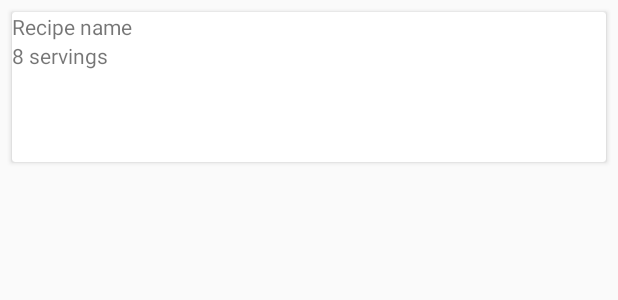
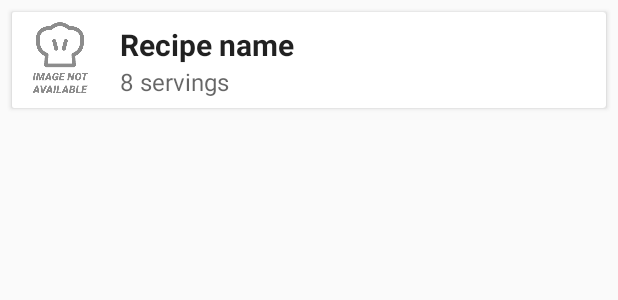
Before and after one commit to sbaltazar/pemu-cooking, an Android app: the layout item_recipe.xml on its own in the app's theme, with its tools: preview values and no code run, on a phone screen of 412 x 824 dp. Shown: the top 300 px of the screen. Run offline under Robolectric (Android 15) with nearby library versions, the phone set to English and light mode, and no system bars.

Commit message:
feat: new design for main activity, the recipes list is adapted to Material Design Guidelines

```diff
--- a/app/src/main/res/layout/item_recipe.xml
+++ b/app/src/main/res/layout/item_recipe.xml
@@ -5,7 +5,7 @@
 
     <androidx.cardview.widget.CardView
         android:layout_width="match_parent"
-        android:layout_height="100dp"
+        android:layout_height="64dp"
         android:layout_marginStart="8dp"
         android:layout_marginTop="8dp"
         android:layout_marginEnd="8dp">
@@ -14,11 +14,25 @@
             android:layout_width="match_parent"
             android:layout_height="match_parent">
 
+            <ImageView
+                android:id="@+id/iv_recipe_image"
+                android:layout_width="64dp"
+                android:layout_height="match_parent"
+                android:contentDescription="@string/a11y_image_recipe"
+                android:src="@drawable/img_recipe_not_available"
+                app:layout_constraintStart_toStartOf="parent" />
+
             <TextView
                 android:id="@+id/tv_recipe_name"
                 android:layout_width="wrap_content"
                 android:layout_height="wrap_content"
-                app:layout_constraintStart_toStartOf="parent"
+                android:layout_marginStart="8dp"
+                android:layout_marginLeft="8dp"
+                android:layout_marginTop="8dp"
+                android:textColor="@color/colorTextHighEmphasis"
+                android:textSize="20sp"
+                android:textStyle="bold"
+                app:layout_constraintStart_toEndOf="@id/iv_recipe_image"
                 app:layout_constraintTop_toTopOf="parent"
                 tools:text="Recipe name" />
 
@@ -26,6 +40,8 @@
                 android:id="@+id/tv_recipe_servings"
                 android:layout_width="wrap_content"
                 android:layout_height="wrap_content"
+                android:textColor="@color/colorTextMediumEmphasis"
+                android:textSize="16sp"
                 app:layout_constraintStart_toStartOf="@id/tv_recipe_name"
                 app:layout_constraintTop_toBottomOf="@id/tv_recipe_name"
                 tools:text="8 servings" />
--- a/app/src/main/res/values/colors.xml
+++ b/app/src/main/res/values/colors.xml
@@ -3,4 +3,9 @@
     <color name="colorPrimary">#008577</color>
     <color name="colorPrimaryDark">#00574B</color>
     <color name="colorAccent">#D81B60</color>
+
+    <color name="colorTextHighEmphasis">#DE000000</color>
+    <color name="colorTextMediumEmphasis">#99000000</color>
+    <color name="colorTextDisabled">#61000000</color>
+
 </resources>
--- a/app/src/main/res/values/strings.xml
+++ b/app/src/main/res/values/strings.xml
@@ -1,5 +1,14 @@
 <resources>
     <string name="app_name">PemuCooking</string>
+
+    <!-- Activity Main -->
+    <string name="title_recipe">Recipes</string>
+    <string name="loading">Loading&#8230;</string>
+    <!-- ///////////// -->
+
+    <!-- Item Recipe -->
+    <string name="a11y_image_recipe">Recipe image</string>
+    <!-- /////////// -->
 
 
     <!-- Fragment CookingStep -->
```
Also changed, not shown: app/src/main/java/com/sbaltazar/pemu_cooking/ui/CookingStepFragment.java (+2 -19 lines), app/src/main/java/com/sbaltazar/pemu_cooking/ui/MainActivity.java (+11 -1 lines), app/src/main/res/layout/activity_main.xml (+14 -6 lines), app/src/main/res/drawable/img_recipe_not_available.png (added).
